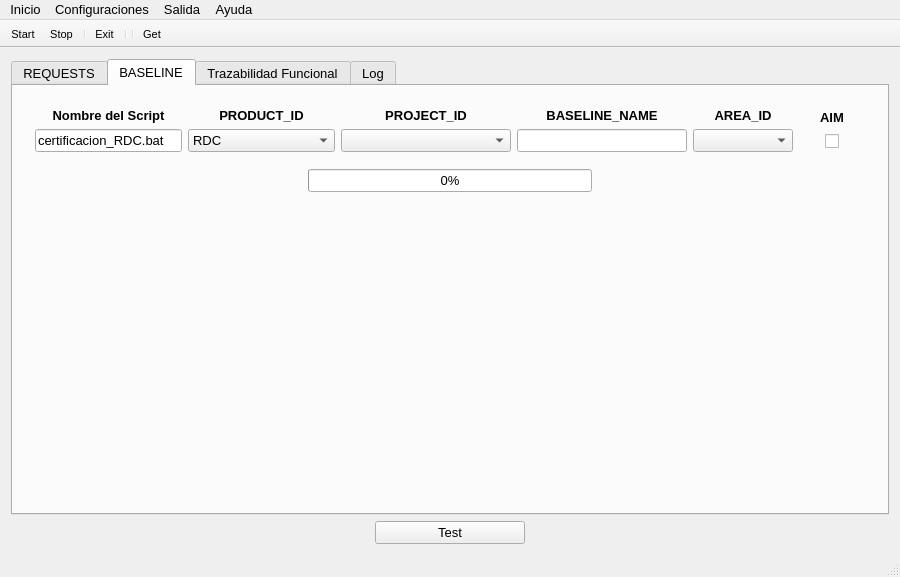
Above: mainwindow.ui from dkmpos89/CheckingQATools before the change. Below: the same form after it.
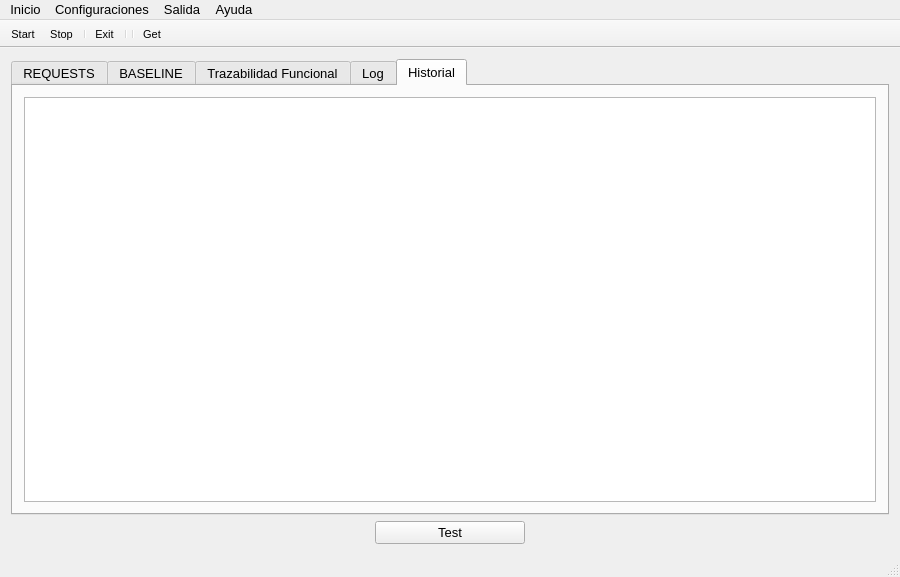
That is the form after the change. Icons and pictures are not drawn. Custom widgets are drawn as their Qt base class.

Patch:
```diff
--- a/mainwindow.ui
+++ b/mainwindow.ui
@@ -52,7 +52,7 @@
        </font>
       </property>
       <property name="currentIndex">
-       <number>1</number>
+       <number>4</number>
       </property>
       <widget class="QWidget" name="tab">
        <attribute name="title">
@@ -859,6 +859,31 @@
         </item>
        </layout>
       </widget>
+      <widget class="QWidget" name="tab_5">
+       <attribute name="title">
+        <string>Historial</string>
+       </attribute>
+       <layout class="QGridLayout" name="gridLayout_10">
+        <item row="0" column="0">
+         <widget class="QTableWidget" name="historialTWidget">
+          <property name="font">
+           <font>
+            <pointsize>10</pointsize>
+           </font>
+          </property>
+          <property name="textElideMode">
+           <enum>Qt::ElideMiddle</enum>
+          </property>
+          <attribute name="horizontalHeaderHighlightSections">
+           <bool>true</bool>
+          </attribute>
+          <attribute name="horizontalHeaderStretchLastSection">
+           <bool>true</bool>
+          </attribute>
+         </widget>
+        </item>
+       </layout>
+      </widget>
      </widget>
     </item>
     <item row="1" column="1">
```
